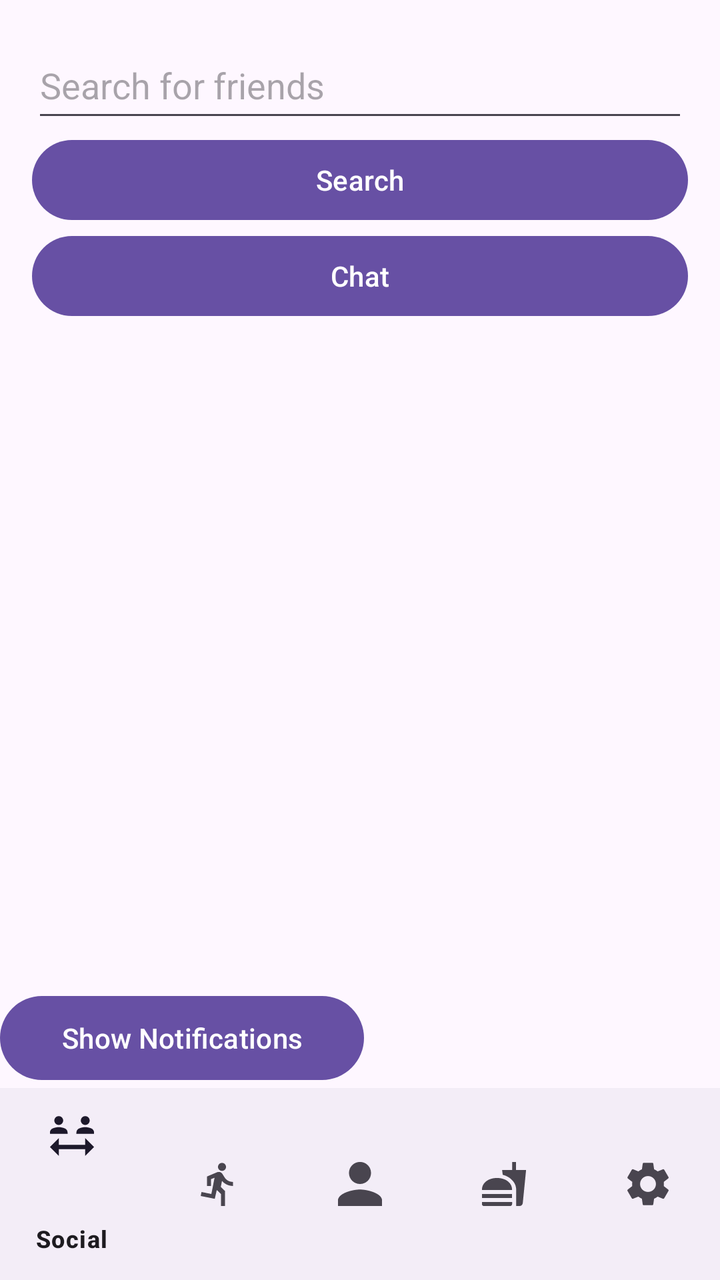
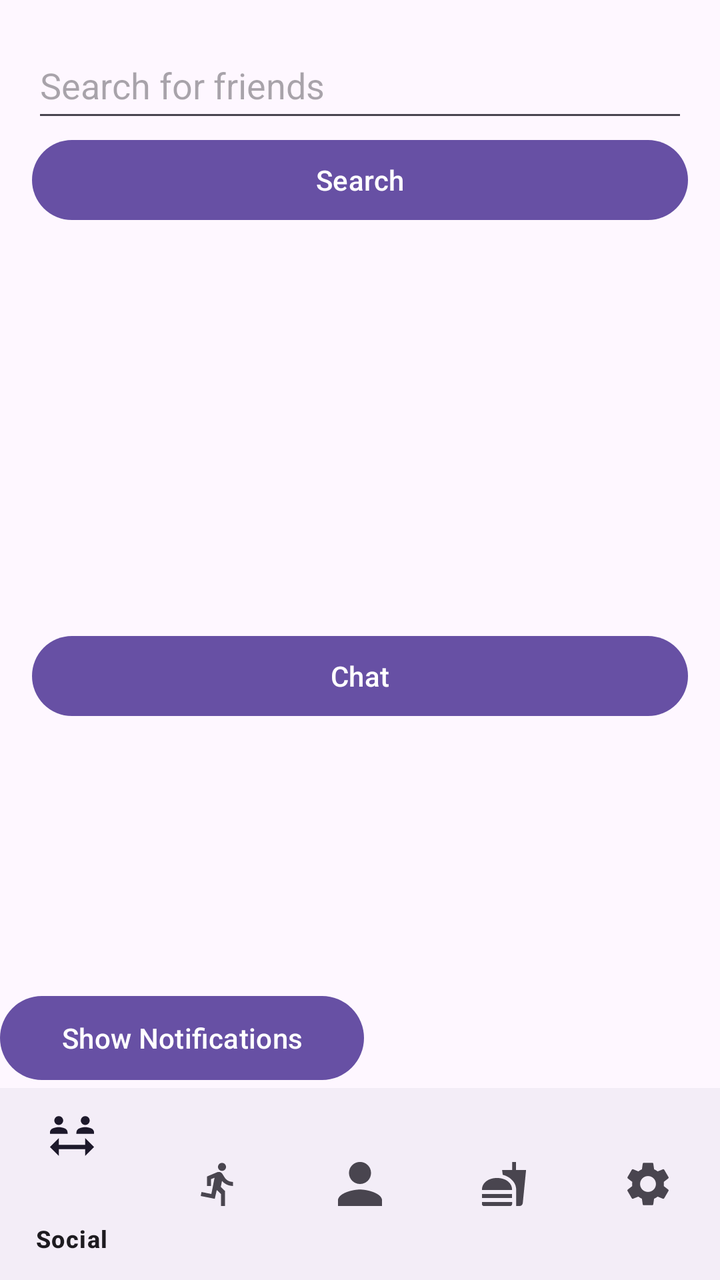

The first picture is an Android layout as it rendered before a commit; the second is the same layout after the commit. The layout source and the unified diff follow.
<!-- AndroidManifest.xml: application theme Theme.AndroidExample -->
<!-- res/layout/activity_social.xml -->
<?xml version="1.0" encoding="utf-8"?>
<androidx.constraintlayout.widget.ConstraintLayout
    xmlns:android="http://schemas.android.com/apk/res/android"
    xmlns:app="http://schemas.android.com/apk/res-auto"
    android:layout_width="match_parent"
    android:layout_height="match_parent">

    <LinearLayout
        android:id="@+id/upper_section"
        android:layout_width="0dp"
        android:layout_height="0dp"
        android:orientation="vertical"
        android:padding="16dp"
        app:layout_constraintBottom_toTopOf="@+id/guideline"
        app:layout_constraintEnd_toEndOf="parent"
        app:layout_constraintHorizontal_bias="0.0"
        app:layout_constraintStart_toStartOf="parent"
        app:layout_constraintTop_toTopOf="parent"
        app:layout_constraintVertical_bias="0.0">

    <EditText
        android:id="@+id/search_bar"
        android:layout_width="match_parent"
        android:layout_height="50dp"
        android:hint="Search for friends" />

        <Button
            android:id="@+id/search_button"
            android:layout_width="match_parent"
            android:layout_height="wrap_content"
            android:text="Search" />



        <Button
            android:id="@+id/chat_button"
            android:layout_width="match_parent"
            android:layout_height="wrap_content"
            android:text="Chat" />


    </LinearLayout>

    <Button
        android:id="@+id/notification_button"
        android:layout_width="182dp"
        android:layout_height="50dp"
        android:text="Show Notifications"
        app:layout_constraintBottom_toTopOf="@+id/bottom_navigation"
        app:layout_constraintStart_toStartOf="parent" />


<androidx.constraintlayout.widget.Guideline
    android:id="@+id/guideline"
    android:layout_width="wrap_content"
    android:layout_height="wrap_content"
    android:orientation="horizontal"
    app:layout_constraintGuide_percent="0.85" />


<com.google.android.material.bottomnavigation.BottomNavigationView
    android:id="@+id/bottom_navigation"
    android:layout_width="0dp"
    android:layout_height="0dp"
    app:layout_constraintBottom_toBottomOf="parent"
    app:layout_constraintEnd_toEndOf="parent"
    app:layout_constraintHorizontal_bias="0.0"
    app:layout_constraintStart_toStartOf="parent"
    app:layout_constraintTop_toBottomOf="@+id/guideline"
    app:layout_constraintVertical_bias="0.0"
    app:menu="@menu/bottom_nav_menu" />

    </androidx.constraintlayout.widget.ConstraintLayout>
<!-- resources referenced by this layout -->
<resources>
  <style name="Theme.AndroidExample" parent="Base.Theme.AndroidExample" />
  <style name="Base.Theme.AndroidExample" parent="Theme.Material3.DayNight.NoActionBar">
          
          
      </style>
</resources>

<!-- the commit's change to res/layout/activity_social.xml (unified diff, before → after) -->
@@ -30,7 +30,17 @@
             android:layout_height="wrap_content"
             android:text="Search" />
 
+        <ScrollView
+            android:layout_width="match_parent"
+            android:layout_height="200dp">
 
+
+            <TextView
+                android:id="@+id/friendslist_text"
+                android:layout_width="match_parent"
+                android:layout_height="wrap_content" />
+
+        </ScrollView>
 
         <Button
             android:id="@+id/chat_button"
